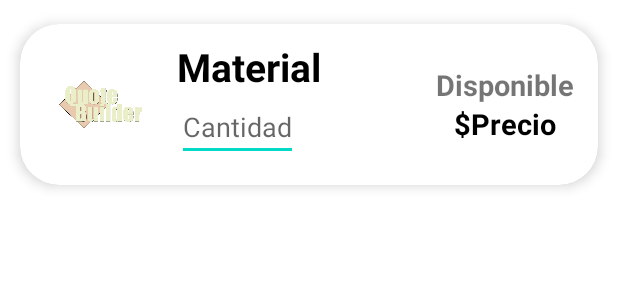
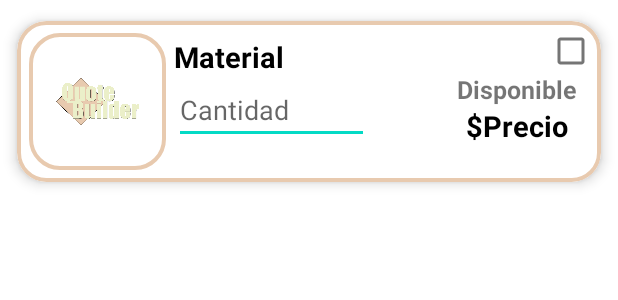
Before and after one commit to JsMendoza13/quote-builder, an Android app: the layout material_card.xml on its own in the app's theme, with its tools: preview values and no code run, on a phone screen of 412 x 824 dp. Shown: the top 300 px of the screen. Run offline under Robolectric (Android 15) with nearby library versions, the light colour scheme and no system bars.

Commit message:
adding checkbox and modified styles cardview

```diff
--- a/app/src/main/java/com/example/app_cotizacion/adapter/MaterialAdapter.java
+++ b/app/src/main/java/com/example/app_cotizacion/adapter/MaterialAdapter.java
@@ -3,10 +3,13 @@ package com.example.app_cotizacion.adapter;
 import android.view.LayoutInflater;
 import android.view.View;
 import android.view.ViewGroup;
+import android.widget.CheckBox;
+import android.widget.CompoundButton;
 import android.widget.ImageView;
 import android.widget.TextView;
 
 import androidx.annotation.NonNull;
+import androidx.core.content.ContextCompat;
 import androidx.recyclerview.widget.RecyclerView;
 
 import com.bumptech.glide.Glide;
@@ -14,6 +17,7 @@ import com.example.app_cotizacion.R;
 import com.example.app_cotizacion.model.Material;
 import com.firebase.ui.firestore.FirestoreRecyclerAdapter;
 import com.firebase.ui.firestore.FirestoreRecyclerOptions;
+import com.google.android.material.card.MaterialCardView;
 
 public class MaterialAdapter extends FirestoreRecyclerAdapter<Material, MaterialAdapter.ViewHolder> {
     /**
@@ -37,12 +41,32 @@ public class MaterialAdapter extends FirestoreRecyclerAdapter<Material, Material
         holder.materialName.setText(model.getMaterialName());
         holder.materialPrice.setText(model.getMaterialPrice());
         holder.materialStatus.setText(model.getMaterialStatus());
+
     }
 
     @NonNull
     @Override
     public ViewHolder onCreateViewHolder(@NonNull ViewGroup parent, int viewType) {
         View v = LayoutInflater.from(parent.getContext()).inflate(R.layout.material_card, parent, false);
+
+        CheckBox checkbox = v.findViewById(R.id.checkbox);
+        MaterialCardView materialCardView = v.findViewById(R.id.material_cv);
+
+        checkbox.setOnCheckedChangeListener(new CompoundButton.OnCheckedChangeListener() {
+            @Override
+            public void onCheckedChanged(CompoundButton buttonView, boolean isChecked) {
+                if (isChecked) {
+                    // Actualizar la vista de la tarjeta cuando se marca el CheckBox
+                    materialCardView.setChecked(true);
+                    materialCardView.setCardBackgroundColor(ContextCompat.getColor(v.getContext(), R.color.light_gray));
+                } else {
+                    // Actualizar la vista de la tarjeta cuando se desmarca el CheckBox
+                    materialCardView.setChecked(false);
+                    materialCardView.setCardBackgroundColor(ContextCompat.getColor(v.getContext(), android.R.color.white));
+                }
+            }
+        });
+
         return new ViewHolder(v);
     }
 
--- a/app/src/main/java/com/example/app_cotizacion/cards.java
+++ b/app/src/main/java/com/example/app_cotizacion/cards.java
@@ -9,15 +9,19 @@ import androidx.recyclerview.widget.RecyclerView;
 import android.view.LayoutInflater;
 import android.view.View;
 import android.view.ViewGroup;
+import android.widget.EditText;
 
 import com.example.app_cotizacion.adapter.MaterialAdapter;
 import com.example.app_cotizacion.model.Material;
 import com.firebase.ui.firestore.FirestoreRecyclerOptions;
+import com.google.android.material.card.MaterialCardView;
 import com.google.firebase.firestore.FirebaseFirestore;
 import com.google.firebase.firestore.Query;
 
 public class cards extends Fragment {
     RecyclerView mRecycler;
+    MaterialCardView materialCard;
+    EditText materialCant;
     MaterialAdapter mAdapter;
     FirebaseFirestore mFirestore;
     private View view;
@@ -38,6 +42,10 @@ public class cards extends Fragment {
         view = inflater.inflate(R.layout.fragment_cards, container, false);
         mFirestore = FirebaseFirestore.getInstance();
         mRecycler = view.findViewById(R.id.containerRV);
+
+//        materialCard = view.findViewById(R.id.material_cv); //checkable
+//        materialCant = view.findViewById(R.id.materialCant);
+
         mRecycler.setLayoutManager(new LinearLayoutManager(getContext()));
         Query query = mFirestore.collection("materials");
 
@@ -46,6 +54,7 @@ public class cards extends Fragment {
         mAdapter = new MaterialAdapter(firestoreRecyclerOptions);
         mAdapter.notifyDataSetChanged();
         mRecycler.setAdapter(mAdapter);
+
         return view;
     }
 
--- a/app/src/main/java/com/example/app_cotizacion/model/Material.java
+++ b/app/src/main/java/com/example/app_cotizacion/model/Material.java
@@ -1,14 +1,18 @@
 package com.example.app_cotizacion.model;
+
+import com.google.android.material.card.MaterialCardView;
 
 public class Material {
     String materialImg, materialName, materialPrice, materialStatus;
+    MaterialCardView materialCard;
     public Material() {}
 
-    public Material(String materialImg, String materialName, String materialPrice, String materialStatus) {
+    public Material(String materialImg, String materialName, String materialPrice, String materialStatus, MaterialCardView materialCard) {
         this.materialImg = materialImg;
         this.materialName = materialName;
         this.materialPrice = materialPrice;
         this.materialStatus = materialStatus;
+        this.materialCard = materialCard;
     }
 
     public String getMaterialImg() {
@@ -42,4 +46,12 @@ public class Material {
     public void setMaterialStatus(String materialStatus) {
         this.materialStatus = materialStatus;
     }
+
+    public MaterialCardView getMaterialCard() {
+        return materialCard;
+    }
+
+    public void setMaterialCard(MaterialCardView materialCard) {
+        this.materialCard = materialCard;
+    }
 }
--- /dev/null
+++ b/app/src/main/res/drawable/checkbox_selector.xml
@@ -0,0 +1,6 @@
+<?xml version="1.0" encoding="utf-8"?>
+<selector xmlns:android="http://schemas.android.com/apk/res/android">
+        <item android:state_checked="true"
+            android:drawable="@color/light_gray" />
+        <item android:drawable="@android:color/white" />
+</selector>
--- /dev/null
+++ b/app/src/main/res/drawable/img_border.xml
@@ -0,0 +1,5 @@
+<shape xmlns:android="http://schemas.android.com/apk/res/android"
+        android:shape="rectangle">
+    <corners android:radius="@dimen/_15sdp" />
+    <stroke android:width="@dimen/_2sdp" android:color="#e8caaf" />
+</shape>
--- a/app/src/main/res/layout/material_card.xml
+++ b/app/src/main/res/layout/material_card.xml
@@ -1,12 +1,14 @@
 <?xml version="1.0" encoding="utf-8"?>
-<androidx.cardview.widget.CardView xmlns:android="http://schemas.android.com/apk/res/android"
+<com.google.android.material.card.MaterialCardView xmlns:android="http://schemas.android.com/apk/res/android"
     xmlns:app="http://schemas.android.com/apk/res-auto"
     xmlns:tools="http://schemas.android.com/tools"
     android:id="@+id/material_cv"
     android:layout_width="match_parent"
     android:layout_height="wrap_content"
     android:animateLayoutChanges="true"
-    app:cardCornerRadius="@dimen/_20sdp"
+    app:cardCornerRadius="@dimen/_15sdp"
+    app:strokeColor="#e8caaf"
+    app:strokeWidth="@dimen/_2sdp"
     app:cardElevation="@dimen/_4sdp"
     app:cardUseCompatPadding="true">
 
@@ -22,6 +24,15 @@
             android:orientation="horizontal"
             android:padding="@dimen/_6sdp">
 
+            <CheckBox
+                android:id="@+id/checkbox"
+                android:layout_width="wrap_content"
+                android:layout_height="wrap_content"
+                android:layout_marginTop="-12dp"
+                android:layout_marginRight="-12dp"
+                android:layout_alignParentRight="true"
+                android:background="@drawable/checkbox_selector" />
+
             <ImageView
                 android:id="@+id/materialImg"
                 android:layout_width="@dimen/_70sdp"
@@ -31,7 +42,9 @@
                 android:layout_gravity="center"
                 android:paddingLeft="@dimen/_14sdp"
                 android:paddingRight="@dimen/_14sdp"
-                android:src="@drawable/logo" />
+                android:src="@drawable/logo"
+                android:scaleType="fitCenter"
+                android:background="@drawable/img_border" />
 
             <LinearLayout
                 android:id="@+id/linearLayout"
@@ -39,25 +52,24 @@
                 android:layout_height="wrap_content"
                 android:layout_alignParentTop="true"
                 android:layout_marginStart="@dimen/_4sdp"
+                android:layout_marginLeft="@dimen/_4sdp"
                 android:layout_marginTop="@dimen/_2sdp"
                 android:layout_toEndOf="@id/materialImg"
-                android:orientation="vertical"
-                android:layout_marginLeft="@dimen/_4sdp"
-                android:layout_toRightOf="@id/materialImg">
+                android:layout_toRightOf="@id/materialImg"
+                android:orientation="vertical">
 
                 <TextView
                     android:id="@+id/materialName"
                     android:layout_width="wrap_content"
                     android:layout_height="wrap_content"
                     android:text="Material"
-                    android:textSize="@dimen/_20ssp"
                     android:textColor="@color/black"
-                    android:textStyle="bold"
-                    android:layout_gravity="center"/>
+                    android:textSize="@dimen/_15ssp"
+                    android:textStyle="bold" />
 
                 <EditText
                     android:id="@+id/materialCant"
-                    android:layout_width="wrap_content"
+                    android:layout_width="@dimen/_100sdp"
                     android:layout_height="wrap_content"
                     android:hint="Cantidad"
                     android:inputType="number"
@@ -68,20 +80,20 @@
             <LinearLayout
                 android:layout_width="wrap_content"
                 android:layout_height="wrap_content"
-                android:orientation="vertical"
-                android:layout_centerVertical="true"
+                android:layout_alignParentEnd="true"
                 android:layout_alignParentRight="true"
-                android:layout_alignParentEnd="true"
                 android:layout_marginEnd="@dimen/_6sdp"
-                android:layout_marginRight="@dimen/_6sdp">
+                android:layout_marginRight="@dimen/_6sdp"
+                android:layout_marginTop="@dimen/_20sdp"
+                android:orientation="vertical">
 
                 <TextView
                     android:id="@+id/materialStatus"
                     android:layout_width="wrap_content"
                     android:layout_height="wrap_content"
                     android:text="Disponible"
-                    android:textStyle="bold"
-                    android:textSize="@dimen/_15ssp"/>
+                    android:textSize="@dimen/_13ssp"
+                    android:textStyle="bold" />
 
                 <LinearLayout
                     android:layout_width="wrap_content"
@@ -91,23 +103,22 @@
                     <TextView
                         android:layout_width="wrap_content"
                         android:layout_height="wrap_content"
+                        android:layout_gravity="center"
                         android:text="$"
-                        android:layout_gravity="center"
-                        android:textStyle="bold"
                         android:textColor="@color/black"
-                        android:textSize="@dimen/_15ssp"/>
+                        android:textSize="@dimen/_15ssp"
+                        android:textStyle="bold" />
 
                     <TextView
                         android:id="@+id/materialPrice"
                         android:layout_width="wrap_content"
                         android:layout_height="wrap_content"
                         android:text="Precio"
-                        android:textStyle="bold"
                         android:textColor="@color/black"
-                        android:textSize="@dimen/_15ssp"/>
+                        android:textSize="@dimen/_15ssp"
+                        android:textStyle="bold" />
 
                 </LinearLayout>
-
 
 
             </LinearLayout>
@@ -116,4 +127,4 @@
 
     </LinearLayout>
 
-</androidx.cardview.widget.CardView>
+</com.google.android.material.card.MaterialCardView>
--- a/app/src/main/res/values/colors.xml
+++ b/app/src/main/res/values/colors.xml
@@ -7,4 +7,5 @@
     <color name="teal_700">#FF018786</color>
     <color name="black">#FF000000</color>
     <color name="white">#FFFFFFFF</color>
+    <color name="light_gray">#c4cbb7</color>
 </resources>
```
